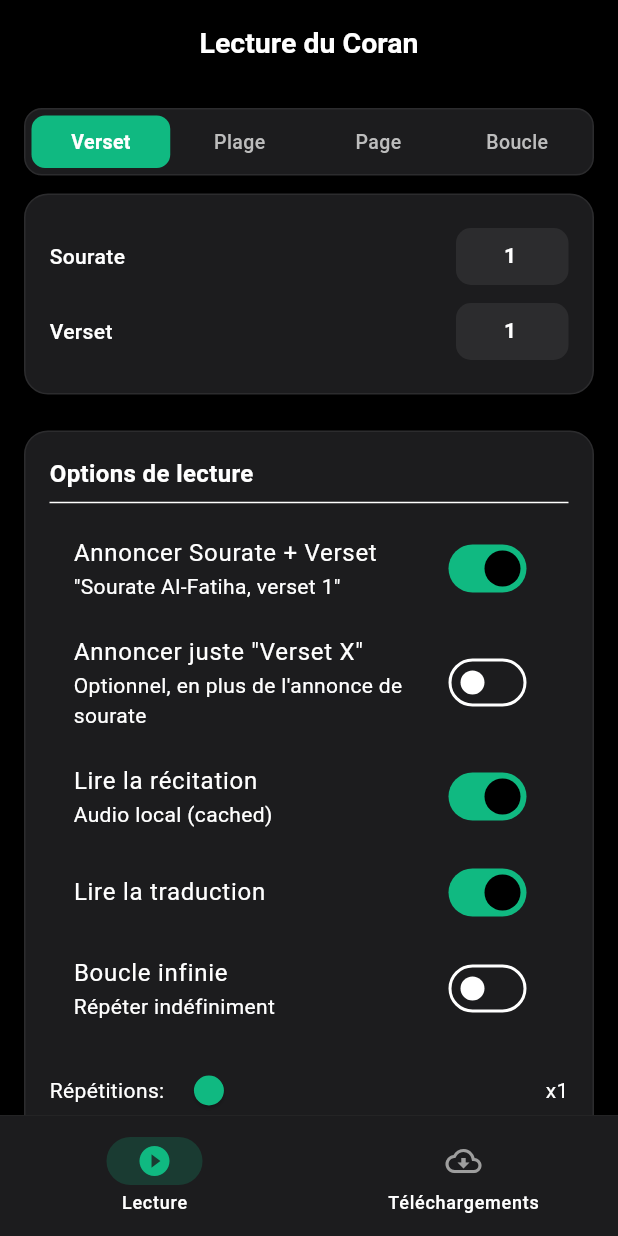
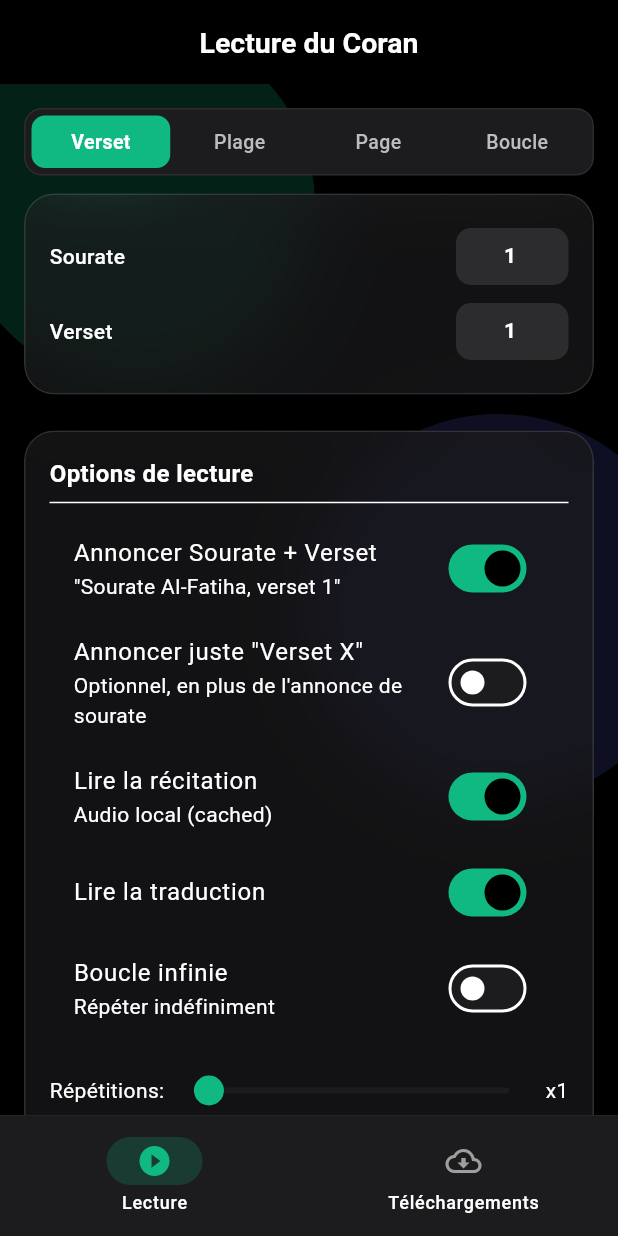
Before and after one commit to ia2213/quran-app-ios, a Flutter app: the screen it shows after launch, on a phone screen of 412 x 824 dp. Run offline on Flutter 3.47's test engine with Material 3 defaults, Android fonts, the light colour scheme and no system bars; our stand-ins replace flutter_tts, just_audio, shared_preferences; missing offline and left inert: audio_session.

Commit message:
UI: iOS Liquid Glassmorphism design with BackdropFilter blur, ambient fluid background orbs, and 32px Quran typography

```diff
--- a/lib/main.dart
+++ b/lib/main.dart
@@ -1,3 +1,4 @@
+import 'dart:ui';
 import 'dart:async';
 import 'dart:convert';
 import 'dart:io';
@@ -888,14 +889,20 @@
   Widget _card(List<Widget> children) {
     return Container(
       margin: const EdgeInsets.only(bottom: 12),
+      child: ClipRRect(
+        borderRadius: BorderRadius.circular(20),
+        child: BackdropFilter(
+          filter: ImageFilter.blur(sigmaX: 25, sigmaY: 25),
+          child: Container(
+            padding: const EdgeInsets.all(16),
             decoration: BoxDecoration(
-        color: const Color(0xFF1C1C1E),
-        borderRadius: BorderRadius.circular(16),
-        border: Border.all(color: const Color(0xFF2C2C2E), width: 1),
-      ),
-      child: Padding(
-        padding: const EdgeInsets.all(16),
+              color: const Color(0xFF1C1C1E).withOpacity(0.65),
+              borderRadius: BorderRadius.circular(20),
+              border: Border.all(color: Colors.white.withOpacity(0.12), width: 1),
+            ),
             child: Column(crossAxisAlignment: CrossAxisAlignment.stretch, children: children),
+          ),
+        ),
       ),
     );
   }
@@ -956,7 +963,33 @@
 
     return Scaffold(
       appBar: AppBar(title: const Text('Lecture du Coran')),
-      body: ListView(
+      body: Stack(
+        children: [
+          Positioned(
+            top: -40,
+            left: -30,
+            child: Container(
+              width: 240,
+              height: 240,
+              decoration: BoxDecoration(
+                shape: BoxShape.circle,
+                color: const Color(0xFF10B981).withOpacity(0.18),
+              ),
+            ),
+          ),
+          Positioned(
+            top: 220,
+            right: -50,
+            child: Container(
+              width: 260,
+              height: 260,
+              decoration: BoxDecoration(
+                shape: BoxShape.circle,
+                color: const Color(0xFF6366F1).withOpacity(0.15),
+              ),
+            ),
+          ),
+          ListView(
         padding: const EdgeInsets.all(16),
         children: [
           // iOS Segmented Mode Picker
@@ -1230,20 +1263,25 @@
               ],
             ),
 
-          // Display (iOS Now Playing Quran Card)
+          // Display (iOS Liquid Glass Now Playing Quran Card)
           if (_arabicText.isNotEmpty || _isRunning)
             Container(
               margin: const EdgeInsets.only(top: 16),
-              padding: const EdgeInsets.all(20),
+              child: ClipRRect(
+                borderRadius: BorderRadius.circular(24),
+                child: BackdropFilter(
+                  filter: ImageFilter.blur(sigmaX: 30, sigmaY: 30),
+                  child: Container(
+                    padding: const EdgeInsets.all(22),
                     decoration: BoxDecoration(
-                color: const Color(0xFF1C1C1E),
-                borderRadius: BorderRadius.circular(20),
-                border: Border.all(color: const Color(0xFF10B981).withOpacity(0.3), width: 1.5),
+                      color: const Color(0xFF1C1C1E).withOpacity(0.7),
+                      borderRadius: BorderRadius.circular(24),
+                      border: Border.all(color: const Color(0xFF10B981).withOpacity(0.35), width: 1.5),
                       boxShadow: [
                         BoxShadow(
-                    color: const Color(0xFF10B981).withOpacity(0.08),
-                    blurRadius: 20,
-                    spreadRadius: 2,
+                          color: const Color(0xFF10B981).withOpacity(0.12),
+                          blurRadius: 30,
+                          spreadRadius: 4,
                         ),
                       ],
                     ),
@@ -1254,16 +1292,37 @@
                           mainAxisAlignment: MainAxisAlignment.spaceBetween,
                           children: [
                             Container(
-                        padding: const EdgeInsets.symmetric(horizontal: 10, vertical: 4),
+                              padding: const EdgeInsets.symmetric(horizontal: 12, vertical: 5),
                               decoration: BoxDecoration(
                                 color: _phase == 'reciting'
-                              ? const Color(0xFF10B981).withOpacity(0.15)
+                                    ? const Color(0xFF10B981).withOpacity(0.2)
                                     : _phase == 'announcing'
-                                  ? Colors.blue.withOpacity(0.15)
-                                  : Colors.orange.withOpacity(0.15),
-                          borderRadius: BorderRadius.circular(8),
-                        ),
-                        child: Text(
+                                        ? Colors.blue.withOpacity(0.2)
+                                        : Colors.orange.withOpacity(0.2),
+                                borderRadius: BorderRadius.circular(10),
+                                border: Border.all(
+                                  color: _phase == 'reciting'
+                                      ? const Color(0xFF10B981).withOpacity(0.4)
+                                      : Colors.transparent,
+                                  width: 1,
+                                ),
+                              ),
+                              child: Row(
+                                children: [
+                                  Container(
+                                    width: 7,
+                                    height: 7,
+                                    decoration: BoxDecoration(
+                                      shape: BoxShape.circle,
+                                      color: _phase == 'reciting'
+                                          ? const Color(0xFF10B981)
+                                          : _phase == 'announcing'
+                                              ? Colors.blue
+                                              : Colors.orange,
+                                    ),
+                                  ),
+                                  const SizedBox(width: 6),
+                                  Text(
                                     _phase == 'idle'
                                         ? 'Prêt'
                                         : _phase == 'announcing'
@@ -1281,6 +1340,8 @@
                                               : Colors.orange,
                                     ),
                                   ),
+                                ],
+                              ),
                             ),
                             Text(
                               'Répétition $_repeatIndex${_infiniteLoop ? ' (∞)' : ''}',
@@ -1289,27 +1350,30 @@
                           ],
                         ),
                         if (_currentSurahName != null) ...[
-                    const SizedBox(height: 12),
+                          const SizedBox(height: 14),
                           Text(
                             '$_currentSurahName — Verset $_currentVerseNum',
-                      style: const TextStyle(fontSize: 15, fontWeight: FontWeight.w600, color: Color(0xFF10B981)),
+                            style: const TextStyle(fontSize: 16, fontWeight: FontWeight.bold, color: Color(0xFF10B981), letterSpacing: 0.3),
                             textAlign: TextAlign.center,
                           ),
                         ],
-                  const SizedBox(height: 16),
+                        const SizedBox(height: 18),
                         Text(
                           _arabicText,
-                    style: const TextStyle(fontSize: 30, height: 1.8, color: Color(0xFFF9FAFB), fontWeight: FontWeight.w500),
+                          style: const TextStyle(fontSize: 32, height: 1.8, color: Color(0xFFFFFFFF), fontWeight: FontWeight.w600),
                           textAlign: TextAlign.center,
                           textDirection: TextDirection.rtl,
                         ),
                         if (_translationText.isNotEmpty) ...[
-                    const SizedBox(height: 16),
-                    Container(
+                          const SizedBox(height: 18),
+                          ClipRRect(
+                            borderRadius: BorderRadius.circular(14),
+                            child: Container(
                               padding: const EdgeInsets.all(14),
                               decoration: BoxDecoration(
-                        color: const Color(0xFF2C2C2E),
-                        borderRadius: BorderRadius.circular(12),
+                                color: const Color(0xFF2C2C2E).withOpacity(0.8),
+                                borderRadius: BorderRadius.circular(14),
+                                border: Border.all(color: Colors.white.withOpacity(0.08), width: 1),
                               ),
                               child: Text(
                                 _translationText,
@@ -1317,9 +1381,15 @@
                                 textAlign: TextAlign.left,
                               ),
                             ),
-                  ],
-                ],
-              ),
+                          ),
+                        ],
+                      ],
+                    ),
+                  ),
+                ),
+              ),
+            ),
+        ],
       ),
       ],
       ),
```
Lines whose indentation alone changed are shown as unchanged.
